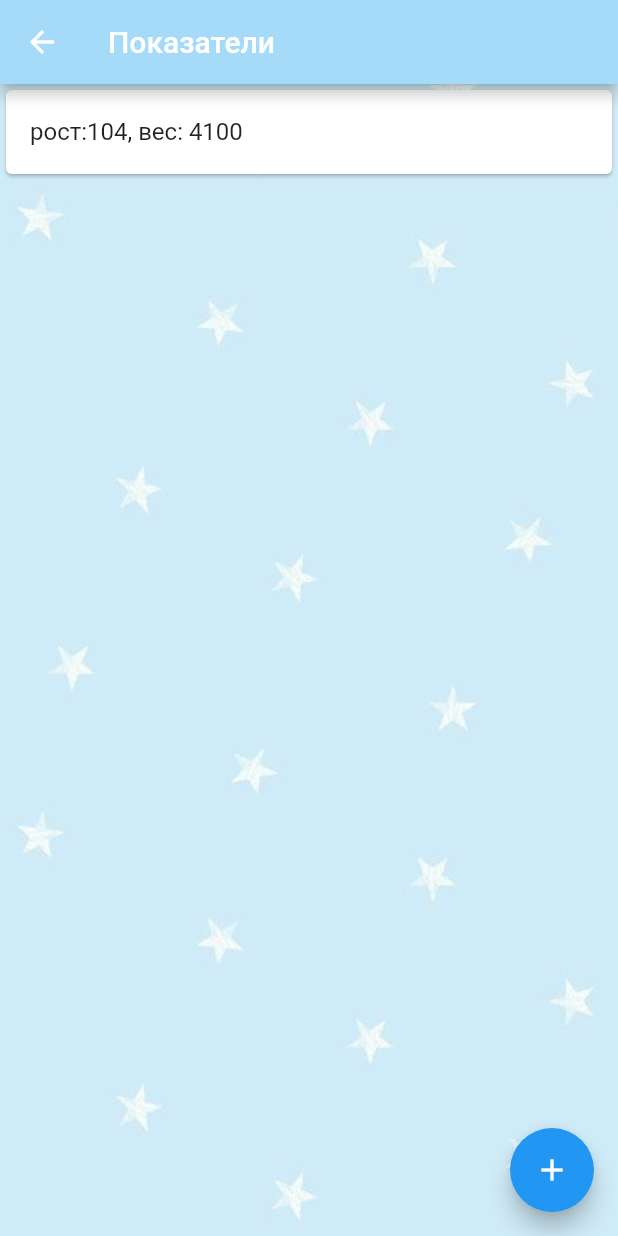
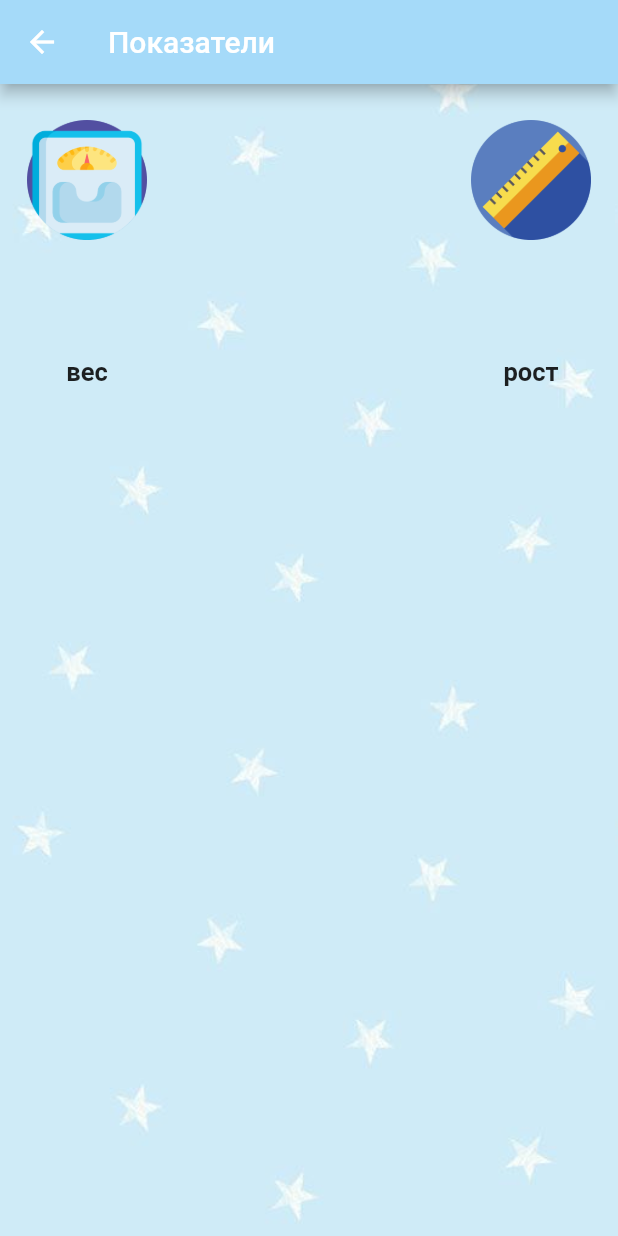
Before and after one commit to TagaevaMaria/diary_baby, a Flutter app: the ScreenHeightWeight screen opened by its route, on a phone screen of 412 x 824 dp. Run offline on Flutter 3.47's test engine with Material 2 defaults, Android fonts, the phone set to English and light mode, and no system bars; our stand-ins replace get, table_calendar.

Commit message:
[dev]экран рост и вес ребенка

```diff
--- a/lib/ScreenHeightWeight/screen_height_weight.dart
+++ b/lib/ScreenHeightWeight/screen_height_weight.dart
@@ -10,61 +10,99 @@ class ScreenHeightWeight extends StatefulWidget {
 }
 
 class _ScrenHeightWeightState extends State<ScreenHeightWeight> {
-  ///лист событий
-  List _listEvent = [];
-
-  ///элменты списка прописываются в специальном методе initState
-  @override
-  void initState() {
-    super.initState();
-
-    _listEvent.addAll(['рост:104, вес: 4100']);
-  }
-
   @override
   Widget build(BuildContext context) {
     return BackgroundWidget(
         child: Scaffold(
       backgroundColor: Colors.transparent,
       appBar: AppBar(
-          backgroundColor: const Color.fromRGBO(165, 218, 249, 1),
+        backgroundColor: Color.fromRGBO(165, 218, 249, 1),
         title: Text('Показатели'),
       ),
-        body: ListView.builder(
-            itemCount: _listEvent.length,
-            itemBuilder: (BuildContext context, int index) {
-              return Dismissible(
-                key: Key(_listEvent[index]),
-                child: Card(
-                  child: ListTile(
-                    title: Text(_listEvent[index]),
+
+      /// кнопки вес и рост
+      body: _rowWidgets(
+        title: 'вес',
+        titleTwo: 'рост',
+        image: 'image/image_screen_ height_weight/weight.png',
+        imageTwo: 'image/image_screen_ height_weight/height.png',
+        size: 80.0,
+        paddingOne: EdgeInsets.only(top: 50, bottom: 20, left: 10, right: 10),
+        mainAxisAlignment: MainAxisAlignment.spaceBetween,
+        crossAxisAlignment: CrossAxisAlignment.start,
+        onPressed: () {},
+        onPressedTwo: () {},
+        paddingTwy: EdgeInsets.only(top: 50, bottom: 20, left: 10, right: 10),
+      ),
+    ));
+  }
+}
+
+/// Ряд виджетов.
+Widget _rowWidgets({
+  required String title,
+  required String titleTwo,
+  required String image,
+  required String imageTwo,
+  required double size,
+  required EdgeInsets paddingOne,
+  required EdgeInsets paddingTwy,
+  required MainAxisAlignment mainAxisAlignment,
+  required CrossAxisAlignment crossAxisAlignment,
+  required Function() onPressed,
+  required Function() onPressedTwo,
+}) {
+  return Row(
+    mainAxisAlignment: mainAxisAlignment,
+    crossAxisAlignment: crossAxisAlignment,
+    children: [
+      _circleButtonWidget(
+        title: title,
+        image: image,
+        size: size,
+        padding: paddingOne,
+        onPressed: onPressed,
+      ),
+      _circleButtonWidget(
+        title: titleTwo,
+        image: imageTwo,
+        size: size,
+        padding: paddingTwy,
+        onPressed: onPressedTwo,
+      ),
+    ],
+  );
+}
+
+/// Виджет кнопки выбора действия.
+Widget _circleButtonWidget({
+  required String title,
+  required String image,
+  required double size,
+  required EdgeInsets padding,
+  required Function() onPressed,
+}) {
+  return Column(
+    children: [
+      TextButton(
+        onPressed: onPressed,
+        child: Padding(
+          padding:
+              const EdgeInsets.only(top: 16, bottom: 20, left: 10, right: 10),
+          child: Image(
+            image: AssetImage(image),
+            width: size,
+            height: size,
           ),
         ),
-                onDismissed: (direction) {
-                  setState(() {
-                    _listEvent.removeAt(index);
-                  });
-                },
-              );
-            }),
-        floatingActionButton: FloatingActionButton(
-          onPressed: () {
-            showDialog(
-                context: context,
-                builder: (BuildContext context) {
-                  return AlertDialog(
-                    title: Text('Показатели'),
-                    content: TextField(
-                      onChanged: (String value) {
-                        return;
-                      },
       ),
-                  );
-                });
-          },
-          child: Icon(Icons.add),
+      Padding(
+        padding: padding,
+        child: Text(
+          title,
+          style: const TextStyle(fontSize: 17, fontWeight: FontWeight.w600),
         ),
-      ),
+      )
+    ],
   );
 }
-}
--- a/pubspec.yaml
+++ b/pubspec.yaml
@@ -86,6 +86,8 @@ flutter:
     - image/image_fhoto_age/ten.png
     - image/image_fhoto_age/eleven.png
     - image/image_fhoto_age/twelve.png
+    - image/image_screen_ height_weight/weight.png
+    - image/image_screen_ height_weight/height.png
 
 
   # An image asset can refer to one or more resolution-specific "variants", see
```
Also changed, not shown: image/image_screen_ height_weight/height.png (added), image/image_screen_ height_weight/weight.png (added). Lines whose indentation alone changed are shown as unchanged.
